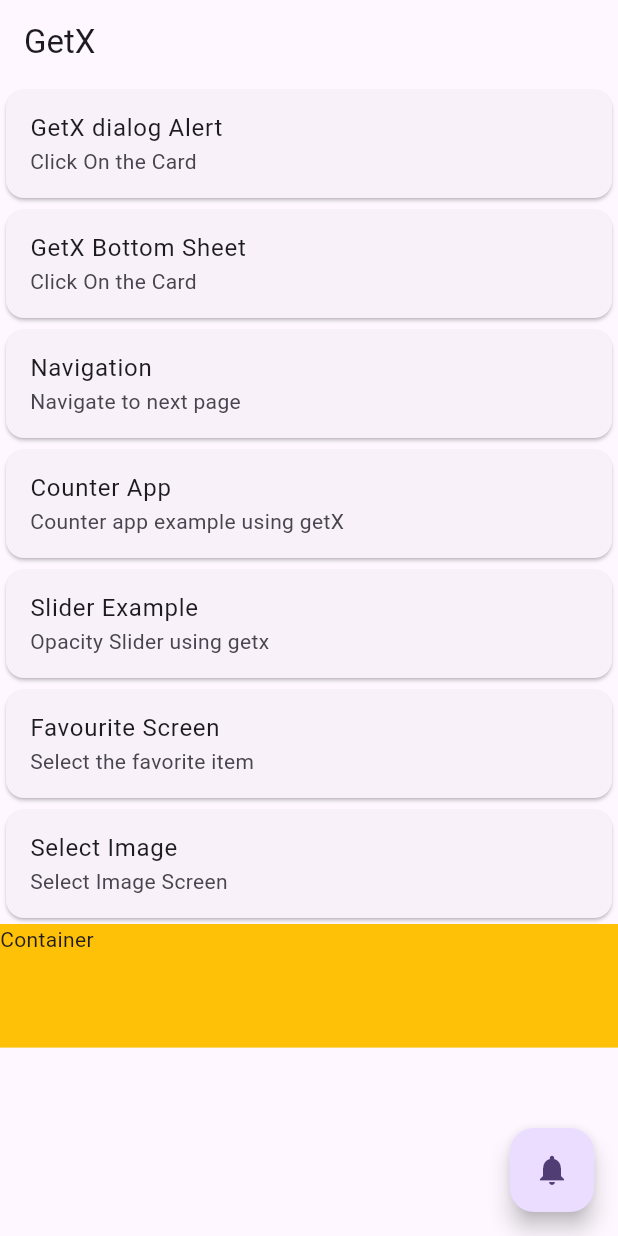
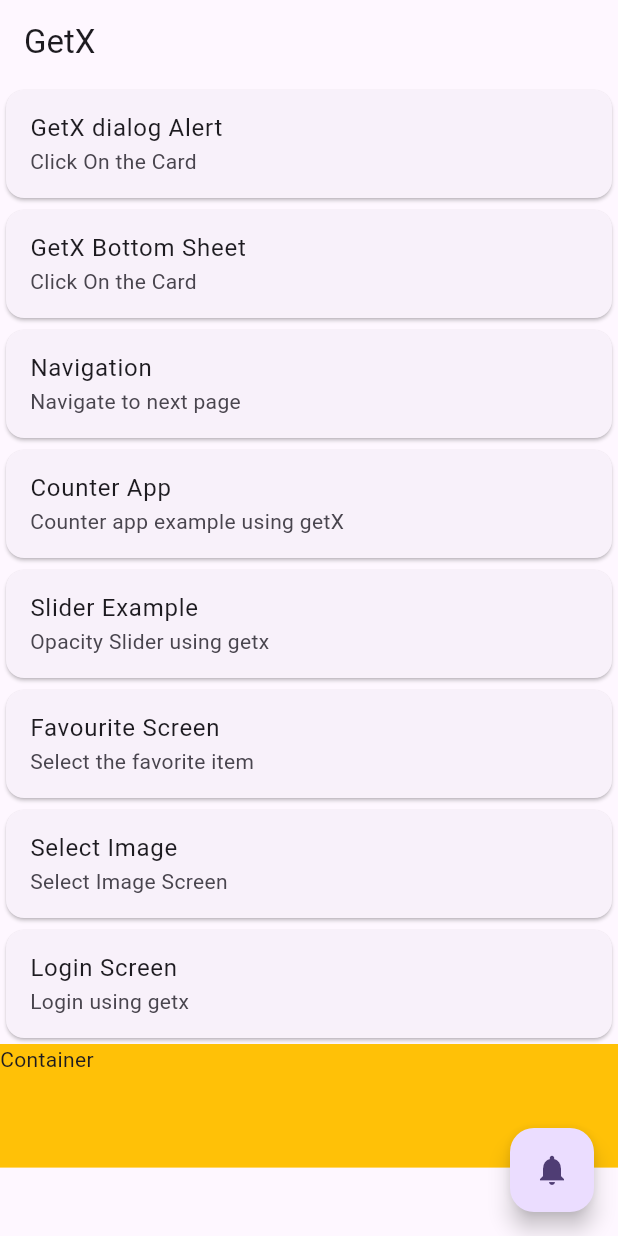
Before and after one commit to muhammadnaqeeb/GetX-Tutorial, a Flutter app: the screen it shows after launch, on a phone screen of 412 x 824 dp. Run offline on Flutter 3.47's test engine with Material 3 defaults, Android fonts, the phone set to English and light mode, and no system bars; our stand-ins replace get, image_picker.

Commit message:
login using getx

```diff
--- a/lib/home_screen.dart
+++ b/lib/home_screen.dart
@@ -10,7 +10,8 @@ class HomeScreen extends StatelessWidget {
       appBar: AppBar(
         title: const Text("GetX"),
       ),
-      body: Column(
+      body: SingleChildScrollView(
+        child: Column(
           children: [
             // Dialog Alert
             Card(
@@ -128,6 +129,15 @@ class HomeScreen extends StatelessWidget {
                 },
               ),
             ),
+            Card(
+              child: ListTile(
+                title: const Text("Login Screen"),
+                subtitle: const Text("Login using getx"),
+                onTap: () {
+                  Get.toNamed("/login_screen");
+                },
+              ),
+            ),
             // height and width
             Container(
               color: Colors.amber,
@@ -136,6 +146,7 @@ class HomeScreen extends StatelessWidget {
               child: const Text("Container"),
             ),
           ],
+        ),
       ),
       floatingActionButton: FloatingActionButton(
         onPressed: () {
--- a/lib/main.dart
+++ b/lib/main.dart
@@ -4,6 +4,7 @@ import 'package:getx_tutorial/another_screen.dart';
 import 'package:getx_tutorial/counter_screen.dart';
 import 'package:getx_tutorial/home_screen.dart';
 import 'package:getx_tutorial/languages.dart';
+import 'package:getx_tutorial/login_screen.dart';
 import 'package:getx_tutorial/opacity_screen.dart';
 import 'package:getx_tutorial/select_favourite_screen.dart';
 import 'package:getx_tutorial/select_image_screen.dart';
@@ -43,6 +44,7 @@ class MyApp extends StatelessWidget {
         GetPage(
             name: "/select_image_screen",
             page: () => const SelectImageScreen()),
+        GetPage(name: "/login_screen", page: () => LoginScreen()),
       ],
     );
   }
--- a/pubspec.yaml
+++ b/pubspec.yaml
@@ -15,6 +15,7 @@ dependencies:
   cupertino_icons: ^1.0.2
   get: ^4.6.6
   image_picker: ^1.0.7
+  http:
 
 dev_dependencies:
   flutter_test:
```
Also changed, not shown: lib/getx_controllers/login_controller_getx.dart (added, +36 -0 lines), lib/login_screen.dart (added, +40 -0 lines), pubspec.lock. Lines whose indentation alone changed are shown as unchanged.
